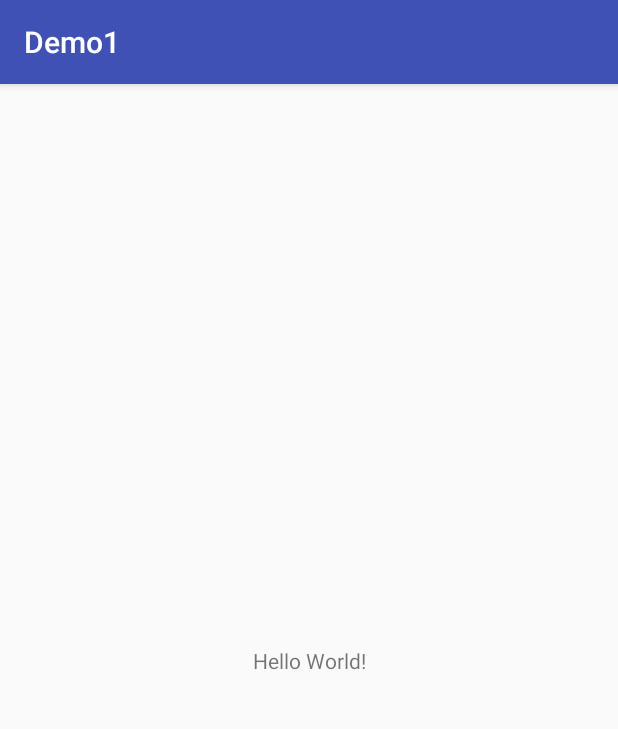
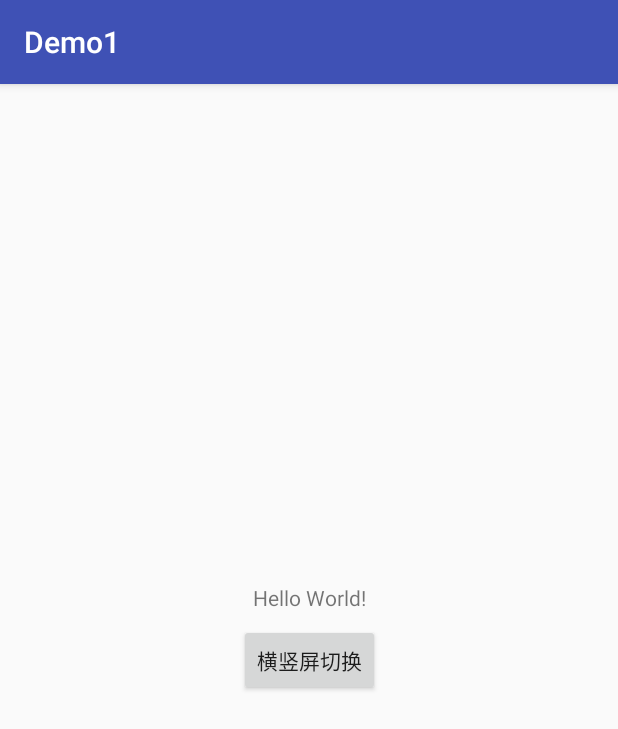
Before and after one commit to learb118/Demo1, an Android app: the screen it shows after launch (MainActivity), on a phone screen of 412 x 824 dp. Shown: the top 729 px of the screen. Run offline under Robolectric (Android 15) with nearby library versions, the phone set to English and light mode, and no system bars.

Commit message:
Demo-2: horizontal screen

```diff
--- a/app/src/main/java/com/nd/android/demo1/MainActivity.java
+++ b/app/src/main/java/com/nd/android/demo1/MainActivity.java
@@ -1,13 +1,30 @@
 package com.nd.android.demo1;
 
+import android.content.pm.ActivityInfo;
 import android.support.v7.app.AppCompatActivity;
 import android.os.Bundle;
+import android.view.View;
+import android.widget.Button;
+import android.widget.Toast;
 
 public class MainActivity extends AppCompatActivity {
+
+    private Button btn1;
 
     @Override
     protected void onCreate(Bundle savedInstanceState) {
         super.onCreate(savedInstanceState);
         setContentView(R.layout.activity_main);
+
+        btn1=(Button)findViewById(R.id.button);
+        btn1.setOnClickListener(new View.OnClickListener() {
+            @Override
+            public void onClick(View view) {
+                setRequestedOrientation(ActivityInfo.SCREEN_ORIENTATION_LANDSCAPE);//设置屏幕横屏
+                //setRequestedOrientation(ActivityInfo.SCREEN_ORIENTATION_PORTRAIT);//设置屏幕竖屏
+                Toast toast=Toast.makeText(MainActivity.this,"点击事件",Toast.LENGTH_LONG);
+                toast.show();
+            }
+        });
     }
 }
--- a/app/src/main/res/layout/activity_main.xml
+++ b/app/src/main/res/layout/activity_main.xml
@@ -7,12 +7,29 @@
     tools:context="com.nd.android.demo1.MainActivity">
 
     <TextView
+        android:id="@+id/textView"
         android:layout_width="wrap_content"
         android:layout_height="wrap_content"
+        android:layout_marginBottom="8dp"
+        android:layout_marginEnd="8dp"
+        android:layout_marginStart="8dp"
         android:text="Hello World!"
+        app:layout_constraintBottom_toTopOf="@+id/button"
+        app:layout_constraintEnd_toEndOf="parent"
+        app:layout_constraintStart_toStartOf="parent" />
+
+    <Button
+        android:id="@+id/button"
+        android:layout_width="wrap_content"
+        android:layout_height="wrap_content"
+        android:layout_marginBottom="8dp"
+        android:layout_marginEnd="8dp"
+        android:layout_marginStart="8dp"
+        android:layout_marginTop="8dp"
+        android:text="横竖屏切换"
         app:layout_constraintBottom_toBottomOf="parent"
-        app:layout_constraintLeft_toLeftOf="parent"
-        app:layout_constraintRight_toRightOf="parent"
+        app:layout_constraintEnd_toEndOf="parent"
+        app:layout_constraintStart_toStartOf="parent"
         app:layout_constraintTop_toTopOf="parent" />
 
 </android.support.constraint.ConstraintLayout>
```
